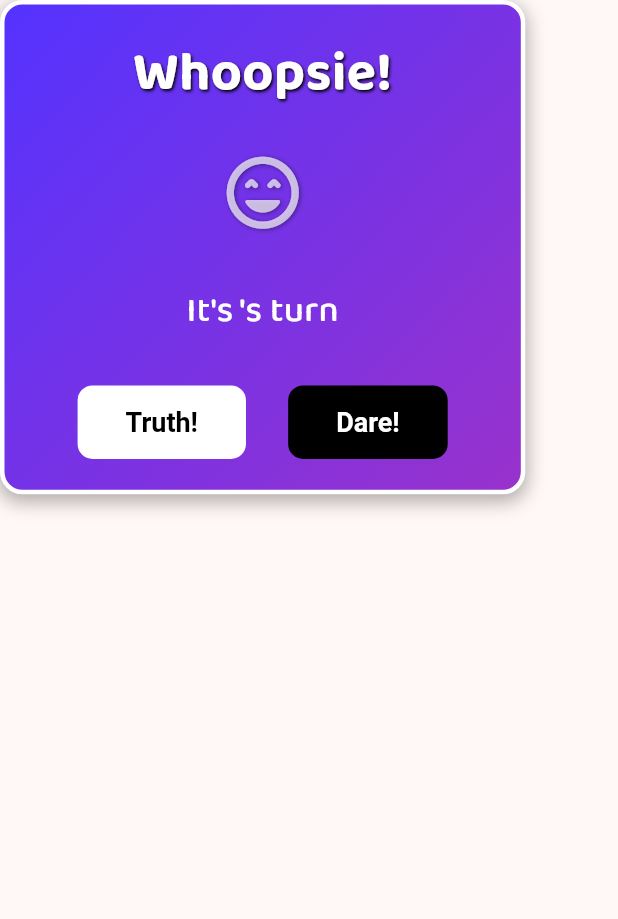
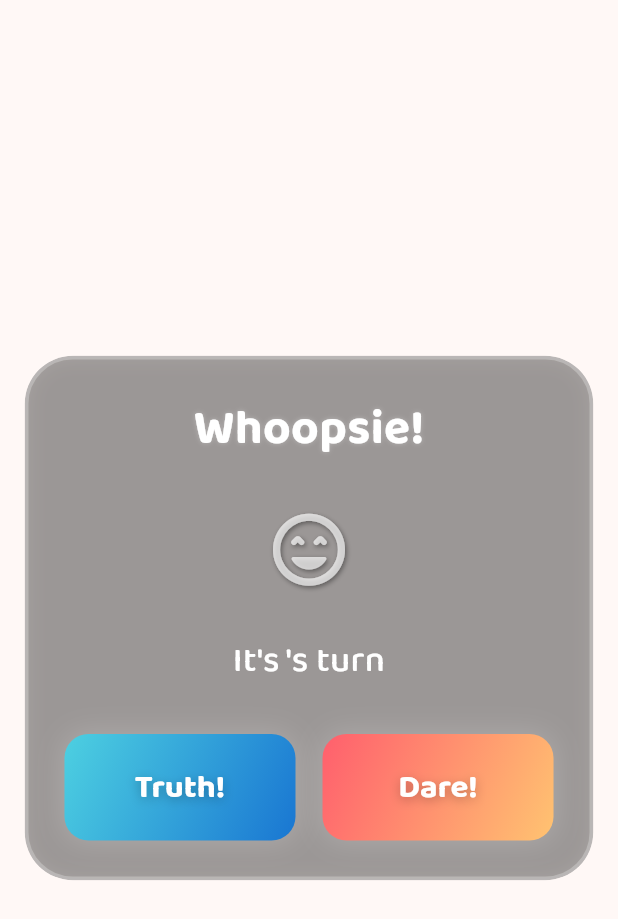
Before and after one commit to Ykpatel5665/Yash, a Flutter app: the _TruthDareDialog widget shown alone on an empty page, opened directly with empty values, on a phone screen of 412 x 824 dp. Shown: the top 919 px of the screen. Run offline on Flutter 3.47's test engine with Material 3 defaults, Android fonts, the phone set to English and light mode, and no system bars; our stand-ins replace flutter_colorpicker, google_fonts, google_mobile_ads, shared_preferences; accounts and stored records are empty.

Commit message:
Whoopsie in spin the wheel got design

```diff
--- a/game_app/lib/spin_the_bottle_screen.dart
+++ b/game_app/lib/spin_the_bottle_screen.dart
@@ -4,6 +4,8 @@ import 'package:flutter/physics.dart'; // Import for physics simulation
 import 'main.dart'; // For AgeGroup enum
 import 'player_circle_painter.dart'; // Import the player circle widget
 import 'truth_dare_select_screen.dart';
+import 'dart:ui';
+import 'package:google_fonts/google_fonts.dart';
 
 // Define Game States
 enum GamePhase { readyToSpin, spinning, awaitingTruthDare }
@@ -607,62 +609,125 @@ class _TruthDareDialog extends StatelessWidget {
 
   @override
   Widget build(BuildContext context) {
-    final size = MediaQuery.of(context).size;
-    final double dialogPadding = size.width * 0.05;
-    return Material(
-      type: MaterialType.transparency,
-      child: Container(
-        width: size.width * 0.85,
-        padding: EdgeInsets.all(dialogPadding),
-        decoration: BoxDecoration(
-          borderRadius: BorderRadius.circular(15.0),
+    final Size screenSize = MediaQuery.of(context).size;
+    final double cardWidth = screenSize.width * 0.92;
+    final double maxCardWidth = 420;
+    final double cardPadding = 24.0;
+    final double iconSize = (screenSize.width * 0.08).clamp(22, 36);
+    final double fontSize = (screenSize.width * 0.035).clamp(13, 18);
+
+    // Truth: Blue/Cyan, Dare: Pink/Red
+    BoxDecoration truthButtonDecoration = BoxDecoration(
       gradient: const LinearGradient(
         colors: [
-              Color.fromARGB(255, 84, 51, 255),
-              Color.fromARGB(255, 153, 50, 204),
+          Color(0xFF4DD0E1), // Cyan
+          Color(0xFF1976D2), // Blue
         ],
         begin: Alignment.topLeft,
         end: Alignment.bottomRight,
       ),
+      borderRadius: BorderRadius.circular(16),
+      boxShadow: [
+        BoxShadow(
+          color: Colors.white.withOpacity(0.18),
+          blurRadius: 16,
+          spreadRadius: 1,
+        ),
+      ],
+    );
+    BoxDecoration dareButtonDecoration = BoxDecoration(
+      gradient: const LinearGradient(
+        colors: [
+          Color(0xFFFF5F6D), // Pink
+          Color(0xFFFFC371), // Orange/Yellow
+        ],
+        begin: Alignment.topLeft,
+        end: Alignment.bottomRight,
+      ),
+      borderRadius: BorderRadius.circular(16),
+      boxShadow: [
+        BoxShadow(
+          color: Colors.white.withOpacity(0.18),
+          blurRadius: 16,
+          spreadRadius: 1,
+        ),
+      ],
+    );
+
+    ButtonStyle buttonStyle = ElevatedButton.styleFrom(
+      elevation: 0,
+      backgroundColor: Colors.transparent,
+      shadowColor: Colors.transparent,
+      shape: RoundedRectangleBorder(
+        borderRadius: BorderRadius.circular(16),
+      ),
+      padding: const EdgeInsets.symmetric(vertical: 18),
+      textStyle: GoogleFonts.baloo2(
+        fontWeight: FontWeight.bold,
+        fontSize: 22,
+      ),
+    );
+
+    TextStyle buttonTextStyle = GoogleFonts.baloo2(
+      fontWeight: FontWeight.bold,
+      fontSize: 22,
+      color: Colors.white,
+      shadows: [
+        Shadow(
+          blurRadius: 8,
+          color: Colors.black.withOpacity(0.25),
+          offset: const Offset(0, 2),
+        ),
+      ],
+    );
+
+    return Center(
+      child: Material(
+        type: MaterialType.transparency,
+        child: ClipRRect(
+          borderRadius: BorderRadius.circular(32),
+          child: BackdropFilter(
+            filter: ImageFilter.blur(sigmaX: 32, sigmaY: 32),
+            child: Container(
+              width: cardWidth > maxCardWidth ? maxCardWidth : cardWidth,
+              padding: EdgeInsets.all(cardPadding),
+              decoration: BoxDecoration(
+                color: Colors.black.withOpacity(0.32),
+                borderRadius: BorderRadius.circular(32),
                 border: Border.all(
-            color: Colors.white,
-            width: 3.0,
+                  color: Colors.white.withOpacity(0.25),
+                  width: 2.5,
                 ),
                 boxShadow: [
                   BoxShadow(
-              color: Colors.black.withAlpha(80),
-              blurRadius: 10.0,
-              spreadRadius: 1.0,
-              offset: const Offset(0, 4),
+                    color: Colors.black.withOpacity(0.10),
+                    blurRadius: 12,
+                    spreadRadius: 1,
                   ),
                 ],
               ),
               child: Column(
                 mainAxisSize: MainAxisSize.min,
-          mainAxisAlignment: MainAxisAlignment.center,
-          crossAxisAlignment: CrossAxisAlignment.center,
                 children: [
-            const Text(
+                  Text(
                     'Whoopsie!',
-              style: TextStyle(
-                fontSize: 36,
+                    style: GoogleFonts.baloo2(
+                      fontSize: 32,
                       fontWeight: FontWeight.bold,
                       color: Colors.white,
                       shadows: [
                         Shadow(
-                    blurRadius: 2.0,
-                    color: Colors.black,
-                    offset: Offset(1.0, 1.0),
+                          blurRadius: 4,
+                          color: Colors.white.withOpacity(0.3),
                         ),
                       ],
                     ),
-              textAlign: TextAlign.center,
                   ),
-            SizedBox(height: size.height * 0.03),
+                  SizedBox(height: 28),
                   Icon(
                     Icons.sentiment_very_satisfied_rounded,
                     color: Colors.white70,
-              size: size.width * 0.14,
+                    size: screenSize.width * 0.14,
                     shadows: [
                       Shadow(
                         blurRadius: 4.0,
@@ -671,55 +736,62 @@ class _TruthDareDialog extends StatelessWidget {
                       ),
                     ],
                   ),
-            SizedBox(height: size.height * 0.04),
+                  SizedBox(height: 28),
                   Text(
                     "It's $playerName's turn",
-              style: const TextStyle(
+                    style: GoogleFonts.baloo2(
                       fontSize: 24,
                       color: Colors.white,
                       fontWeight: FontWeight.w500,
                     ),
                     textAlign: TextAlign.center,
                   ),
-            SizedBox(height: size.height * 0.04),
+                  SizedBox(height: 32),
                   Row(
-              mainAxisAlignment: MainAxisAlignment.spaceEvenly,
                     children: [
-                ElevatedButton(
-                  style: ElevatedButton.styleFrom(
-                    backgroundColor: Colors.white,
-                    foregroundColor: Colors.black,
-                    padding: const EdgeInsets.symmetric(horizontal: 32, vertical: 14),
-                    textStyle: const TextStyle(fontSize: 18, fontWeight: FontWeight.bold),
-                    shape: RoundedRectangleBorder(borderRadius: BorderRadius.circular(10)),
-                    elevation: 3,
-                    shadowColor: Colors.transparent,
-                  ),
+                      Expanded(
+                        child: DecoratedBox(
+                          decoration: truthButtonDecoration,
+                          child: ElevatedButton(
                             onPressed: () {
                               Navigator.of(context).pop('truth');
                             },
-                  child: const Text('Truth!'),
+                            style: buttonStyle,
+                            child: Center(
+                              child: Text(
+                                "Truth!",
+                                style: buttonTextStyle,
                               ),
-                ElevatedButton(
-                  style: ElevatedButton.styleFrom(
-                    backgroundColor: Colors.black,
-                    foregroundColor: Colors.white,
-                    padding: const EdgeInsets.symmetric(horizontal: 32, vertical: 14),
-                    textStyle: const TextStyle(fontSize: 18, fontWeight: FontWeight.bold),
-                    shape: RoundedRectangleBorder(borderRadius: BorderRadius.circular(10)),
-                    elevation: 3,
-                    shadowColor: Colors.transparent,
                             ),
+                          ),
+                        ),
+                      ),
+                      const SizedBox(width: 18),
+                      Expanded(
+                        child: DecoratedBox(
+                          decoration: dareButtonDecoration,
+                          child: ElevatedButton(
                             onPressed: () {
                               Navigator.of(context).pop('dare');
                             },
-                  child: const Text('Dare!'),
+                            style: buttonStyle,
+                            child: Center(
+                              child: Text(
+                                "Dare!",
+                                style: buttonTextStyle,
+                              ),
+                            ),
+                          ),
+                        ),
                       ),
                     ],
                   ),
                 ],
               ),
             ),
+          ),
+        ),
+      ),
     );
   }
 }
```
Lines whose indentation alone changed are shown as unchanged.
